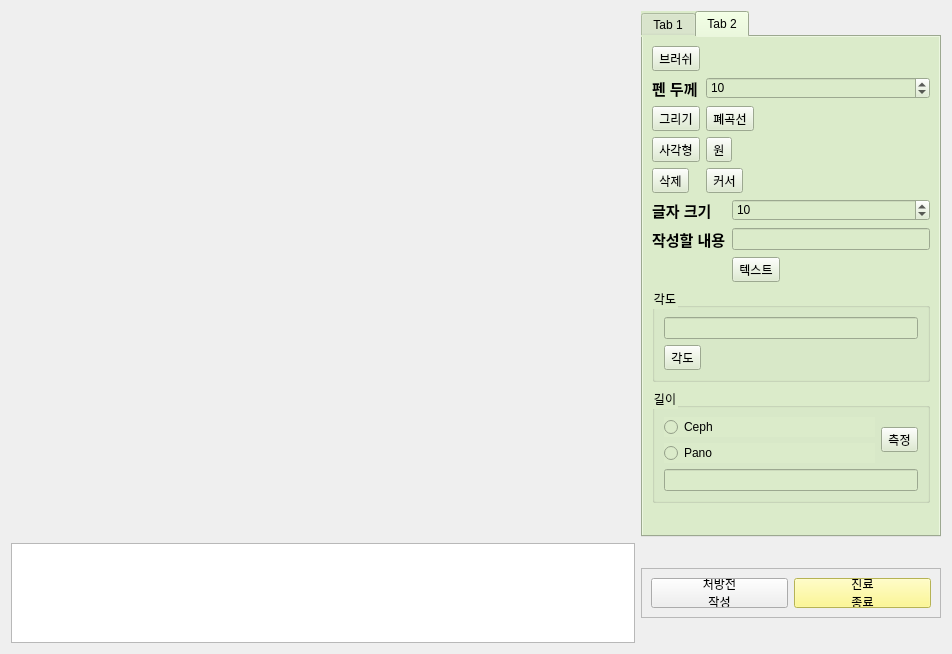
Before: the Qt Designer form Project/src/viewer/ImageViewerSW/imagealbum.ui in AndaCondaa/Dental_Imaging_SW_System, drawn with Qt 5.
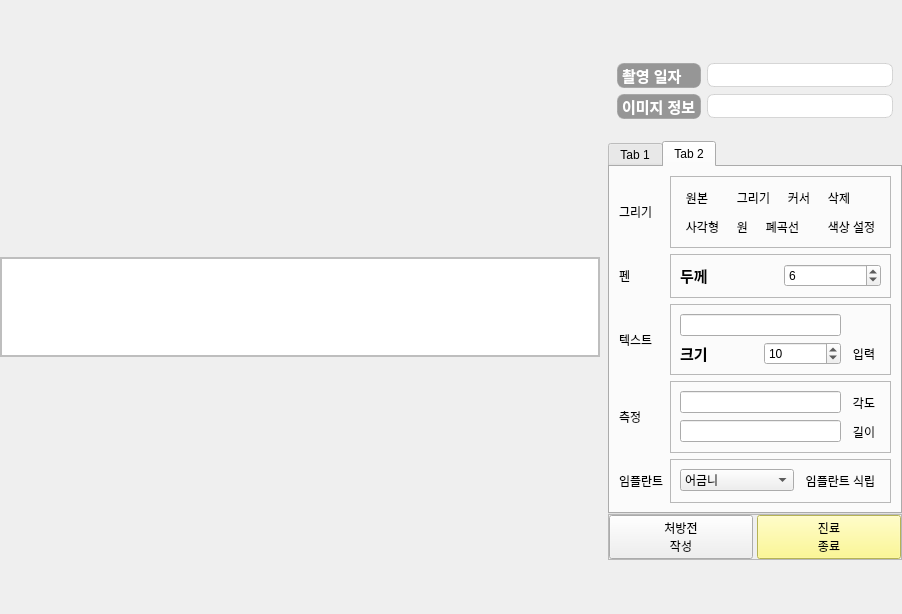
After: the same form once the commit is applied. The open tabs and pages were chosen to show the change.

Commit message: feat : add Implant

```diff
--- a/Project/src/viewer/ImageViewerSW/imagealbum.ui
+++ b/Project/src/viewer/ImageViewerSW/imagealbum.ui
@@ -6,28 +6,223 @@
    <rect>
     <x>0</x>
     <y>0</y>
-    <width>952</width>
-    <height>654</height>
+    <width>872</width>
+    <height>614</height>
    </rect>
   </property>
   <property name="cursor">
    <cursorShape>ArrowCursor</cursorShape>
   </property>
-  <property name="mouseTracking">
-   <bool>false</bool>
-  </property>
-  <property name="focusPolicy">
-   <enum>Qt::NoFocus</enum>
-  </property>
-  <property name="windowTitle">
-   <string>Form</string>
+  <property name="styleSheet">
+   <string notr="true"/>
   </property>
   <layout class="QGridLayout" name="gridLayout_2">
+   <property name="leftMargin">
+    <number>0</number>
+   </property>
+   <property name="topMargin">
+    <number>0</number>
+   </property>
+   <property name="rightMargin">
+    <number>0</number>
+   </property>
+   <property name="bottomMargin">
+    <number>0</number>
+   </property>
+   <property name="horizontalSpacing">
+    <number>8</number>
+   </property>
+   <property name="verticalSpacing">
+    <number>0</number>
+   </property>
    <item row="0" column="0">
+    <layout class="QVBoxLayout" name="verticalLayout_2">
+     <property name="spacing">
+      <number>8</number>
+     </property>
+     <item>
     <layout class="QGridLayout" name="gridLayout"/>
    </item>
+     <item>
+      <widget class="QListWidget" name="listWidget">
+       <property name="sizePolicy">
+        <sizepolicy hsizetype="Preferred" vsizetype="Preferred">
+         <horstretch>0</horstretch>
+         <verstretch>0</verstretch>
+        </sizepolicy>
+       </property>
+       <property name="minimumSize">
+        <size>
+         <width>600</width>
+         <height>100</height>
+        </size>
+       </property>
+       <property name="maximumSize">
+        <size>
+         <width>16777215</width>
+         <height>100</height>
+        </size>
+       </property>
+       <property name="baseSize">
+        <size>
+         <width>600</width>
+         <height>80</height>
+        </size>
+       </property>
+       <property name="styleSheet">
+        <string notr="true">border: 2px solid rgba(190, 190, 190, 255);
+</string>
+       </property>
+       <property name="frameShape">
+        <enum>QFrame::Box</enum>
+       </property>
+       <property name="verticalScrollBarPolicy">
+        <enum>Qt::ScrollBarAsNeeded</enum>
+       </property>
+       <property name="horizontalScrollBarPolicy">
+        <enum>Qt::ScrollBarAlwaysOff</enum>
+       </property>
+       <property name="iconSize">
+        <size>
+         <width>120</width>
+         <height>80</height>
+        </size>
+       </property>
+       <property name="movement">
+        <enum>QListView::Static</enum>
+       </property>
+       <property name="flow">
+        <enum>QListView::LeftToRight</enum>
+       </property>
+       <property name="resizeMode">
+        <enum>QListView::Adjust</enum>
+       </property>
+       <property name="viewMode">
+        <enum>QListView::IconMode</enum>
+       </property>
+      </widget>
+     </item>
+    </layout>
+   </item>
    <item row="0" column="1">
+    <layout class="QVBoxLayout" name="verticalLayout">
+     <property name="spacing">
+      <number>0</number>
+     </property>
+     <item>
+      <widget class="QFrame" name="frame">
+       <property name="maximumSize">
+        <size>
+         <width>300</width>
+         <height>16777215</height>
+        </size>
+       </property>
+       <property name="frameShape">
+        <enum>QFrame::NoFrame</enum>
+       </property>
+       <property name="frameShadow">
+        <enum>QFrame::Raised</enum>
+       </property>
+       <layout class="QGridLayout" name="gridLayout_10">
+        <item row="0" column="0">
+         <widget class="QLabel" name="label_4">
+          <property name="font">
+           <font>
+            <pointsize>11</pointsize>
+            <bold>true</bold>
+           </font>
+          </property>
+          <property name="styleSheet">
+           <string notr="true">background-color: rgb(150, 150, 150);
+color: rgb(255, 255, 255);
+
+border: 1px solid rgba(150, 150, 150, 150);
+border-radius:7px;</string>
+          </property>
+          <property name="text">
+           <string>촬영 일자</string>
+          </property>
+          <property name="buddy">
+           <cstring>PhotoDate</cstring>
+          </property>
+         </widget>
+        </item>
+        <item row="0" column="1">
+         <widget class="QLineEdit" name="PhotoDate">
+          <property name="font">
+           <font>
+            <pointsize>13</pointsize>
+           </font>
+          </property>
+          <property name="styleSheet">
+           <string notr="true">border: 1px solid rgba(190, 190, 190, 150);
+border-radius:7px;</string>
+          </property>
+         </widget>
+        </item>
+        <item row="1" column="0">
+         <widget class="QLabel" name="label_7">
+          <property name="font">
+           <font>
+            <pointsize>11</pointsize>
+            <bold>true</bold>
+           </font>
+          </property>
+          <property name="styleSheet">
+           <string notr="true">background-color: rgb(150, 150, 150);
+color: rgb(255, 255, 255);
+
+border: 1px solid rgba(150, 150, 150, 150);
+border-radius:7px;</string>
+          </property>
+          <property name="text">
+           <string>이미지 정보</string>
+          </property>
+          <property name="buddy">
+           <cstring>ImageInfo</cstring>
+          </property>
+         </widget>
+        </item>
+        <item row="1" column="1">
+         <widget class="QLineEdit" name="ImageInfo">
+          <property name="font">
+           <font>
+            <pointsize>13</pointsize>
+           </font>
+          </property>
+          <property name="styleSheet">
+           <string notr="true">border: 1px solid rgba(190, 190, 190, 150);
+border-radius:7px;</string>
+          </property>
+         </widget>
+        </item>
+       </layout>
+      </widget>
+     </item>
+     <item>
+      <spacer name="verticalSpacer">
+       <property name="orientation">
+        <enum>Qt::Vertical</enum>
+       </property>
+       <property name="sizeType">
+        <enum>QSizePolicy::Fixed</enum>
+       </property>
+       <property name="sizeHint" stdset="0">
+        <size>
+         <width>20</width>
+         <height>13</height>
+        </size>
+       </property>
+      </spacer>
+     </item>
+     <item>
     <widget class="QTabWidget" name="tabWidget">
+       <property name="sizePolicy">
+        <sizepolicy hsizetype="Preferred" vsizetype="Preferred">
+         <horstretch>0</horstretch>
+         <verstretch>0</verstretch>
+        </sizepolicy>
+       </property>
      <property name="maximumSize">
       <size>
        <width>300</width>
@@ -35,10 +230,25 @@
       </size>
      </property>
      <property name="styleSheet">
-      <string notr="true">background-color: rgb(219, 235, 202);</string>
+        <string notr="true"/>
+       </property>
+       <property name="tabShape">
+        <enum>QTabWidget::Rounded</enum>
      </property>
      <property name="currentIndex">
-      <number>0</number>
+        <number>1</number>
+       </property>
+       <property name="documentMode">
+        <bool>false</bool>
+       </property>
+       <property name="tabsClosable">
+        <bool>false</bool>
+       </property>
+       <property name="movable">
+        <bool>false</bool>
+       </property>
+       <property name="tabBarAutoHide">
+        <bool>false</bool>
      </property>
      <widget class="QWidget" name="tab">
       <attribute name="title">
@@ -191,15 +401,33 @@
       <attribute name="title">
        <string>Tab 2</string>
       </attribute>
-      <layout class="QFormLayout" name="formLayout_4">
+        <layout class="QGridLayout" name="gridLayout_5">
+         <item row="0" column="1">
+          <widget class="QLabel" name="label_12">
+           <property name="text">
+            <string>그리기</string>
+           </property>
+          </widget>
+         </item>
+         <item row="2" column="1">
+          <widget class="QLabel" name="label_10">
+           <property name="text">
+            <string>텍스트</string>
+           </property>
+          </widget>
+         </item>
+         <item row="1" column="2">
+          <widget class="QFrame" name="frame_2">
+           <property name="frameShape">
+            <enum>QFrame::StyledPanel</enum>
+           </property>
+           <property name="frameShadow">
+            <enum>QFrame::Raised</enum>
+           </property>
+           <layout class="QGridLayout" name="gridLayout_3">
        <item row="0" column="0">
-        <widget class="QToolButton" name="Brush">
-         <property name="text">
-          <string>브러쉬</string>
-         </property>
-        </widget>
-       </item>
-       <item row="1" column="0">
+             <layout class="QHBoxLayout" name="horizontalLayout">
+              <item>
         <widget class="QLabel" name="label_3">
          <property name="font">
           <font>
@@ -208,223 +436,410 @@
           </font>
          </property>
          <property name="text">
-          <string>펜 두께</string>
+                 <string>두께</string>
          </property>
          <property name="buddy">
           <cstring>Thickness</cstring>
          </property>
         </widget>
        </item>
-       <item row="1" column="1">
+              <item>
         <widget class="QSpinBox" name="Thickness">
          <property name="value">
-          <number>10</number>
+                 <number>6</number>
          </property>
         </widget>
        </item>
-       <item row="2" column="0">
-        <widget class="QToolButton" name="Lines">
-         <property name="text">
-          <string>그리기</string>
-         </property>
-        </widget>
-       </item>
-       <item row="2" column="1">
-        <widget class="QToolButton" name="Freehand">
-         <property name="text">
-          <string>폐곡선</string>
-         </property>
-        </widget>
-       </item>
-       <item row="3" column="0">
-        <widget class="QToolButton" name="Rectangle">
-         <property name="text">
-          <string>사각형</string>
-         </property>
-        </widget>
-       </item>
-       <item row="3" column="1">
-        <widget class="QToolButton" name="Ellipse">
-         <property name="text">
-          <string>원</string>
-         </property>
-        </widget>
-       </item>
-       <item row="4" column="0">
-        <widget class="QToolButton" name="Delete">
-         <property name="text">
-          <string>삭제</string>
-         </property>
-         <property name="shortcut">
-          <string>Del</string>
-         </property>
-        </widget>
-       </item>
-       <item row="4" column="1">
-        <widget class="QToolButton" name="Cursor">
-         <property name="text">
-          <string>커서</string>
-         </property>
-        </widget>
-       </item>
-       <item row="5" column="0" colspan="2">
-        <layout class="QFormLayout" name="formLayout">
-         <item row="0" column="0">
-          <widget class="QLabel" name="label_5">
-           <property name="font">
-            <font>
-             <pointsize>11</pointsize>
-             <bold>true</bold>
-            </font>
-           </property>
-           <property name="text">
-            <string>글자 크기</string>
-           </property>
-           <property name="buddy">
-            <cstring>Fontsize</cstring>
-           </property>
-          </widget>
-         </item>
-         <item row="0" column="1">
-          <widget class="QSpinBox" name="Fontsize">
-           <property name="value">
-            <number>10</number>
-           </property>
-          </widget>
-         </item>
-         <item row="1" column="0">
-          <widget class="QLabel" name="label_4">
-           <property name="font">
-            <font>
-             <pointsize>11</pointsize>
-             <bold>true</bold>
-            </font>
-           </property>
-           <property name="text">
-            <string>작성할 내용</string>
-           </property>
-           <property name="buddy">
-            <cstring>lineEdit</cstring>
-           </property>
-          </widget>
-         </item>
-         <item row="1" column="1">
-          <widget class="QLineEdit" name="lineEdit"/>
-         </item>
-         <item row="2" column="1">
-          <widget class="QToolButton" name="TextBox">
-           <property name="text">
-            <string>텍스트</string>
-           </property>
-          </widget>
-         </item>
-        </layout>
-       </item>
-       <item row="6" column="0" colspan="2">
-        <widget class="QGroupBox" name="groupBox_3">
-         <property name="title">
-          <string>각도</string>
+             </layout>
+            </item>
+           </layout>
+          </widget>
+         </item>
+         <item row="3" column="2">
+          <widget class="QFrame" name="frame_5">
+           <property name="frameShape">
+            <enum>QFrame::StyledPanel</enum>
+           </property>
+           <property name="frameShadow">
+            <enum>QFrame::Raised</enum>
          </property>
          <layout class="QGridLayout" name="gridLayout_6">
           <item row="0" column="0">
            <widget class="QLineEdit" name="AngleResult"/>
           </item>
-          <item row="1" column="0">
+            <item row="0" column="1">
            <widget class="QToolButton" name="Angle">
+              <property name="styleSheet">
+               <string notr="true">background-color: qlineargradient(spread:pad, x1:0.0, y1:0.0, x2:1, 
+y2:1, stop:0 rgba(150, 150, 150, 50), stop:1 rgba(90, 90, 90, 100));
+selection-color: black;
+border-width: 1px;
+border-style: solid gray;
+</string>
+              </property>
             <property name="text">
              <string>각도</string>
             </property>
            </widget>
           </item>
-         </layout>
-        </widget>
-       </item>
-       <item row="7" column="0" colspan="2">
-        <widget class="QGroupBox" name="groupBox_2">
-         <property name="title">
-          <string>길이</string>
-         </property>
-         <layout class="QGridLayout" name="gridLayout_3">
-          <item row="0" column="1" rowspan="2">
+            <item row="1" column="0">
+             <widget class="QLineEdit" name="LengthResult"/>
+            </item>
+            <item row="1" column="1">
            <widget class="QToolButton" name="LengthMeasurement">
+              <property name="styleSheet">
+               <string notr="true">background-color: qlineargradient(spread:pad, x1:0.0, y1:0.0, x2:1, 
+y2:1, stop:0 rgba(150, 150, 150, 50), stop:1 rgba(90, 90, 90, 100));
+selection-color: black;
+border-width: 1px;
+border-style: solid gray;
+</string>
+              </property>
+              <property name="text">
+               <string>길이</string>
+              </property>
+             </widget>
+            </item>
+           </layout>
+          </widget>
+         </item>
+         <item row="1" column="1">
+          <widget class="QLabel" name="label_8">
+           <property name="text">
+            <string>펜</string>
+           </property>
+          </widget>
+         </item>
+         <item row="2" column="2">
+          <widget class="QFrame" name="frame_4">
+           <property name="frameShape">
+            <enum>QFrame::StyledPanel</enum>
+           </property>
+           <property name="frameShadow">
+            <enum>QFrame::Raised</enum>
+           </property>
+           <layout class="QGridLayout" name="gridLayout_4">
+            <item row="0" column="0" colspan="2">
+             <widget class="QLineEdit" name="lineEdit">
+              <property name="toolTip">
+               <string/>
+              </property>
+              <property name="text">
+               <string/>
+              </property>
+              <property name="placeholderText">
+               <string notr="true"/>
+              </property>
+             </widget>
+            </item>
+            <item row="1" column="0">
+             <widget class="QLabel" name="label_5">
+              <property name="font">
+               <font>
+                <pointsize>11</pointsize>
+                <bold>true</bold>
+               </font>
+              </property>
+              <property name="text">
+               <string>크기</string>
+              </property>
+              <property name="buddy">
+               <cstring>Fontsize</cstring>
+              </property>
+             </widget>
+            </item>
+            <item row="1" column="1">
+             <widget class="QSpinBox" name="Fontsize">
+              <property name="value">
+               <number>10</number>
+              </property>
+             </widget>
+            </item>
+            <item row="1" column="2">
+             <widget class="QToolButton" name="TextBox">
+              <property name="styleSheet">
+               <string notr="true">background-color: qlineargradient(spread:pad, x1:0.0, y1:0.0, x2:1, 
+y2:1, stop:0 rgba(150, 150, 150, 50), stop:1 rgba(90, 90, 90, 100));
+selection-color: black;
+border-width: 1px;
+border-style: solid gray;
+</string>
+              </property>
+              <property name="text">
+               <string>입력</string>
+              </property>
+             </widget>
+            </item>
+           </layout>
+          </widget>
+         </item>
+         <item row="3" column="1">
+          <widget class="QLabel" name="label_9">
             <property name="text">
              <string>측정</string>
             </property>
            </widget>
           </item>
-          <item row="1" column="0">
-           <widget class="QRadioButton" name="Pano">
-            <property name="text">
-             <string>Pano</string>
-            </property>
-           </widget>
-          </item>
-          <item row="2" column="0" colspan="2">
-           <widget class="QLineEdit" name="LengthResult"/>
-          </item>
+         <item row="0" column="2">
+          <widget class="QFrame" name="frame_7">
+           <property name="frameShape">
+            <enum>QFrame::StyledPanel</enum>
+           </property>
+           <property name="frameShadow">
+            <enum>QFrame::Raised</enum>
+           </property>
+           <layout class="QGridLayout" name="gridLayout_12">
           <item row="0" column="0">
-           <widget class="QRadioButton" name="Ceph">
+             <widget class="QToolButton" name="OrigImage2">
+              <property name="styleSheet">
+               <string notr="true">background-color: qlineargradient(spread:pad, x1:0.0, y1:0.0, x2:1, 
+y2:1, stop:0 rgba(150, 150, 150, 50), stop:1 rgba(90, 90, 90, 100));
+selection-color: black;
+border-width: 1px;
+border-style: solid gray;
+</string>
+              </property>
             <property name="text">
-             <string>Ceph</string>
-            </property>
-           </widget>
-          </item>
-         </layout>
-        </widget>
-       </item>
-      </layout>
-     </widget>
+               <string>원본</string>
+              </property>
+              <property name="iconSize">
+               <size>
+                <width>30</width>
+                <height>30</height>
+               </size>
+              </property>
+             </widget>
+            </item>
+            <item row="0" column="1" colspan="2">
+             <widget class="QToolButton" name="Lines">
+              <property name="styleSheet">
+               <string notr="true">background-color: qlineargradient(spread:pad, x1:0.0, y1:0.0, x2:1, 
+y2:1, stop:0 rgba(150, 150, 150, 50), stop:1 rgba(90, 90, 90, 100));
+selection-color: black;
+border-width: 1px;
+border-style: solid gray;
+</string>
+              </property>
+              <property name="text">
+               <string>그리기</string>
+              </property>
+              <property name="iconSize">
+               <size>
+                <width>30</width>
+                <height>30</height>
+               </size>
+              </property>
+             </widget>
+            </item>
+            <item row="0" column="3">
+             <widget class="QToolButton" name="Cursor">
+              <property name="styleSheet">
+               <string notr="true">background-color: qlineargradient(spread:pad, x1:0.0, y1:0.0, x2:1, 
+y2:1, stop:0 rgba(150, 150, 150, 50), stop:1 rgba(90, 90, 90, 100));
+selection-color: black;
+border-width: 1px;
+border-style: solid gray;
+</string>
+              </property>
+              <property name="text">
+               <string>커서</string>
+              </property>
+              <property name="iconSize">
+               <size>
+                <width>30</width>
+                <height>30</height>
+               </size>
+              </property>
+              <property name="shortcut">
+               <string>Ctrl+`</string>
+              </property>
+             </widget>
+            </item>
+            <item row="0" column="4">
+             <widget class="QToolButton" name="Delete">
+              <property name="styleSheet">
+               <string notr="true">background-color: qlineargradient(spread:pad, x1:0.0, y1:0.0, x2:1, 
+y2:1, stop:0 rgba(150, 150, 150, 50), stop:1 rgba(90, 90, 90, 100));
+selection-color: black;
+border-width: 1px;
+border-style: solid gray;
+</string>
+              </property>
+              <property name="text">
+               <string>삭제</string>
+              </property>
+              <property name="iconSize">
+               <size>
+                <width>30</width>
+                <height>30</height>
+               </size>
+              </property>
+              <property name="shortcut">
+               <string>Del</string>
+              </property>
     </widget>
    </item>
    <item row="1" column="0">
-    <widget class="QListWidget" name="listWidget">
-     <property name="minimumSize">
-      <size>
-       <width>600</width>
-       <height>100</height>
-      </size>
-     </property>
-     <property name="maximumSize">
-      <size>
-       <width>1000</width>
-       <height>100</height>
-      </size>
-     </property>
-     <property name="baseSize">
-      <size>
-       <width>600</width>
-       <height>80</height>
-      </size>
-     </property>
-     <property name="verticalScrollBarPolicy">
-      <enum>Qt::ScrollBarAsNeeded</enum>
-     </property>
-     <property name="horizontalScrollBarPolicy">
-      <enum>Qt::ScrollBarAlwaysOff</enum>
+             <widget class="QToolButton" name="Rectangle">
+              <property name="styleSheet">
+               <string notr="true">background-color: qlineargradient(spread:pad, x1:0.0, y1:0.0, x2:1, 
+y2:1, stop:0 rgba(150, 150, 150, 50), stop:1 rgba(90, 90, 90, 100));
+selection-color: black;
+border-width: 1px;
+border-style: solid gray;
+</string>
+              </property>
+              <property name="text">
+               <string>사각형</string>
      </property>
      <property name="iconSize">
       <size>
-       <width>120</width>
-       <height>80</height>
-      </size>
-     </property>
-     <property name="flow">
-      <enum>QListView::LeftToRight</enum>
-     </property>
-     <property name="resizeMode">
-      <enum>QListView::Adjust</enum>
-     </property>
-     <property name="viewMode">
-      <enum>QListView::IconMode</enum>
-     </property>
+                <width>30</width>
+                <height>30</height>
+               </size>
+              </property>
     </widget>
    </item>
    <item row="1" column="1">
+             <widget class="QToolButton" name="Ellipse">
+              <property name="styleSheet">
+               <string notr="true">background-color: qlineargradient(spread:pad, x1:0.0, y1:0.0, x2:1, 
+y2:1, stop:0 rgba(150, 150, 150, 50), stop:1 rgba(90, 90, 90, 100));
+selection-color: black;
+border-width: 1px;
+border-style: solid gray;
+</string>
+              </property>
+              <property name="text">
+               <string>원</string>
+              </property>
+              <property name="iconSize">
+               <size>
+                <width>30</width>
+                <height>30</height>
+               </size>
+              </property>
+             </widget>
+            </item>
+            <item row="1" column="2" colspan="2">
+             <widget class="QToolButton" name="Freehand">
+              <property name="styleSheet">
+               <string notr="true">background-color: qlineargradient(spread:pad, x1:0.0, y1:0.0, x2:1, 
+y2:1, stop:0 rgba(150, 150, 150, 50), stop:1 rgba(90, 90, 90, 100));
+selection-color: black;
+border-width: 1px;
+border-style: solid gray;
+</string>
+              </property>
+              <property name="text">
+               <string>폐곡선</string>
+              </property>
+              <property name="iconSize">
+               <size>
+                <width>30</width>
+                <height>30</height>
+               </size>
+              </property>
+             </widget>
+            </item>
+            <item row="1" column="4">
+             <widget class="QToolButton" name="Brush">
+              <property name="styleSheet">
+               <string notr="true">background-color: qlineargradient(spread:pad, x1:0.0, y1:0.0, x2:1, 
+y2:1, stop:0 rgba(150, 150, 150, 50), stop:1 rgba(90, 90, 90, 100));
+selection-color: black;
+border-width: 1px;
+border-style: solid gray;
+</string>
+              </property>
+              <property name="text">
+               <string>색상 설정</string>
+              </property>
+              <property name="iconSize">
+               <size>
+                <width>30</width>
+                <height>30</height>
+               </size>
+              </property>
+             </widget>
+            </item>
+           </layout>
+          </widget>
+         </item>
+         <item row="4" column="2">
+          <widget class="QFrame" name="frame_6">
+           <property name="frameShape">
+            <enum>QFrame::StyledPanel</enum>
+           </property>
+           <property name="frameShadow">
+            <enum>QFrame::Raised</enum>
+           </property>
+           <layout class="QGridLayout" name="gridLayout_7">
+            <item row="0" column="0">
+             <widget class="QComboBox" name="ImplantcomboBox">
+              <item>
+               <property name="text">
+                <string>어금니</string>
+               </property>
+              </item>
+              <item>
+               <property name="text">
+                <string>앞니</string>
+               </property>
+              </item>
+             </widget>
+            </item>
+            <item row="0" column="1">
+             <widget class="QToolButton" name="Implant">
+              <property name="styleSheet">
+               <string notr="true">background-color: qlineargradient(spread:pad, x1:0.0, y1:0.0, x2:1, 
+y2:1, stop:0 rgba(150, 150, 150, 50), stop:1 rgba(90, 90, 90, 100));
+selection-color: black;
+border-width: 1px;
+border-style: solid gray;
+</string>
+              </property>
+              <property name="text">
+               <string>임플란트 식립</string>
+              </property>
+              <property name="iconSize">
+               <size>
+                <width>30</width>
+                <height>30</height>
+               </size>
+              </property>
+             </widget>
+            </item>
+           </layout>
+          </widget>
+         </item>
+         <item row="4" column="1">
+          <widget class="QLabel" name="label_11">
+           <property name="text">
+            <string>임플란트</string>
+           </property>
+          </widget>
+         </item>
+        </layout>
+       </widget>
+      </widget>
+     </item>
+     <item>
+      <widget class="QWidget" name="widget" native="true">
+       <property name="maximumSize">
+        <size>
+         <width>300</width>
+         <height>300</height>
+        </size>
+       </property>
+      </widget>
+     </item>
+     <item>
     <widget class="QFrame" name="frame_3">
      <property name="maximumSize">
       <size>
-       <width>16777215</width>
-       <height>50</height>
+         <width>300</width>
+         <height>90</height>
       </size>
      </property>
      <property name="frameShape">
@@ -434,15 +849,25 @@
       <enum>QFrame::Raised</enum>
      </property>
      <layout class="QGridLayout" name="gridLayout_8">
-      <item row="0" column="0">
-       <widget class="QPushButton" name="Prescription">
-        <property name="text">
-         <string>처방전
-작성</string>
+        <property name="leftMargin">
+         <number>0</number>
         </property>
-       </widget>
-      </item>
-      <item row="0" column="1">
+        <property name="topMargin">
+         <number>0</number>
+        </property>
+        <property name="rightMargin">
+         <number>0</number>
+        </property>
+        <property name="bottomMargin">
+         <number>0</number>
+        </property>
+        <property name="horizontalSpacing">
+         <number>4</number>
+        </property>
+        <property name="verticalSpacing">
+         <number>0</number>
+        </property>
+        <item row="1" column="1">
        <widget class="QPushButton" name="EndTreatment">
         <property name="styleSheet">
          <string notr="true">QPushButton {background-color: rgb(255, 250, 117)}</string>
@@ -453,8 +878,18 @@
         </property>
        </widget>
       </item>
-     </layout>
-    </widget>
+        <item row="1" column="0">
+         <widget class="QPushButton" name="Prescription">
+          <property name="text">
+           <string>처방전
+작성</string>
+          </property>
+         </widget>
+        </item>
+       </layout>
+      </widget>
+     </item>
+    </layout>
    </item>
   </layout>
  </widget>
```
Left out of the diff: 340 changed lines with no effect on the pictures. Lines whose indentation alone changed are shown as unchanged. The commit also changes 18 other files.
